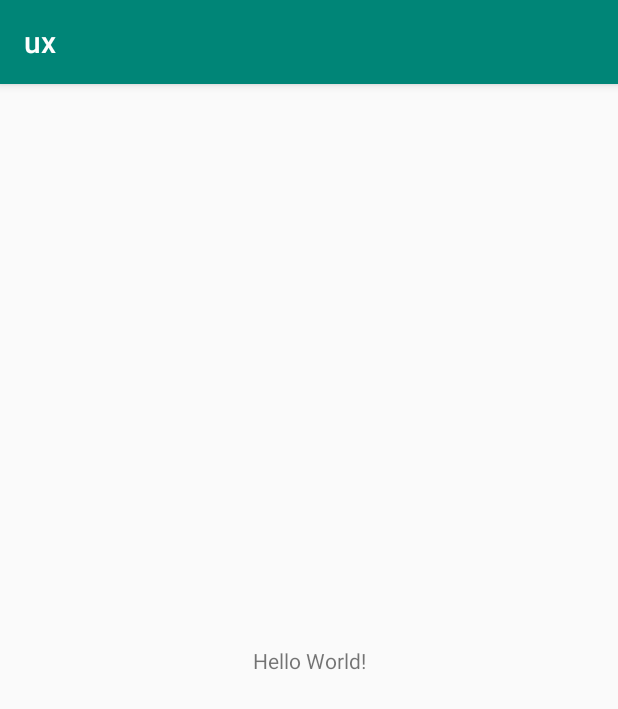
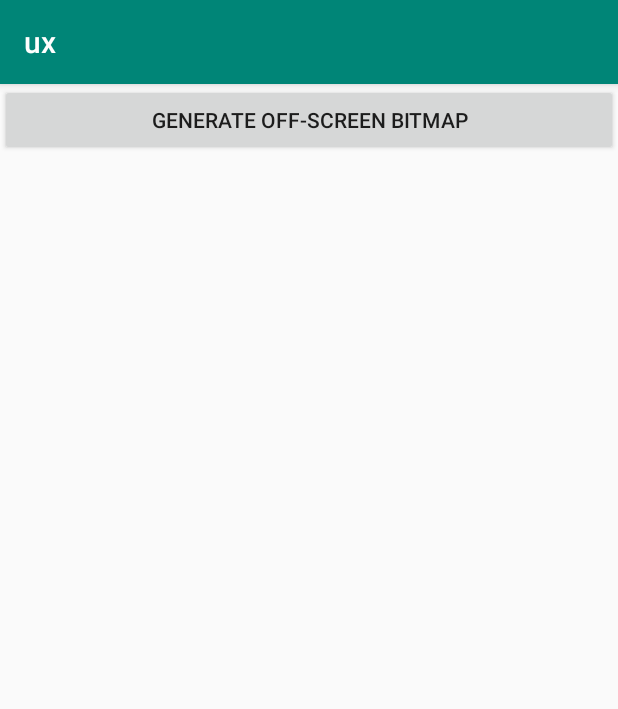
Before and after one commit to sunjinbo/android-ux, an Android app: the screen it shows after launch (MainActivity), on a phone screen of 412 x 824 dp. Shown: the top 709 px of the screen. Run offline under Robolectric (Android 15) with nearby library versions, the phone set to English and light mode, and no system bars.

Commit message:
implements generating bitmap from off-screen view

```diff
--- a/app/src/main/AndroidManifest.xml
+++ b/app/src/main/AndroidManifest.xml
@@ -1,6 +1,9 @@
 <?xml version="1.0" encoding="utf-8"?>
 <manifest xmlns:android="http://schemas.android.com/apk/res/android"
     package="com.android.ux.ux">
+
+    <uses-permission android:name="android.permission.WRITE_EXTERNAL_STORAGE" />
+    <uses-permission android:name="android.permission.READ_EXTERNAL_STORAGE" />
 
     <application
         android:allowBackup="true"
--- a/app/src/main/res/layout/activity_main.xml
+++ b/app/src/main/res/layout/activity_main.xml
@@ -1,18 +1,24 @@
 <?xml version="1.0" encoding="utf-8"?>
-<android.support.constraint.ConstraintLayout xmlns:android="http://schemas.android.com/apk/res/android"
+<LinearLayout
+    xmlns:android="http://schemas.android.com/apk/res/android"
     xmlns:app="http://schemas.android.com/apk/res-auto"
     xmlns:tools="http://schemas.android.com/tools"
     android:layout_width="match_parent"
     android:layout_height="match_parent"
+    android:orientation="vertical"
     tools:context=".MainActivity">
 
-    <TextView
-        android:layout_width="wrap_content"
+    <Button
+        android:id="@+id/btn_generate_off_screen_bitmap"
+        android:layout_width="match_parent"
         android:layout_height="wrap_content"
-        android:text="Hello World!"
-        app:layout_constraintBottom_toBottomOf="parent"
-        app:layout_constraintLeft_toLeftOf="parent"
-        app:layout_constraintRight_toRightOf="parent"
-        app:layout_constraintTop_toTopOf="parent" />
+        android:text="Generate off-screen bitmap" />
 
-</android.support.constraint.ConstraintLayout>
+    <ImageView
+        android:id="@+id/iv_capture"
+        android:scaleType="fitXY"
+        android:layout_width="match_parent"
+        android:layout_height="0dp"
+        android:layout_weight="1"/>
+
+</LinearLayout>
```
Also changed, not shown: app/src/main/java/com/android/ux/ux/MainActivity.java (+108 -0 lines), app/src/main/res/layout/view_off_screen.xml (added, +26 -0 lines).
